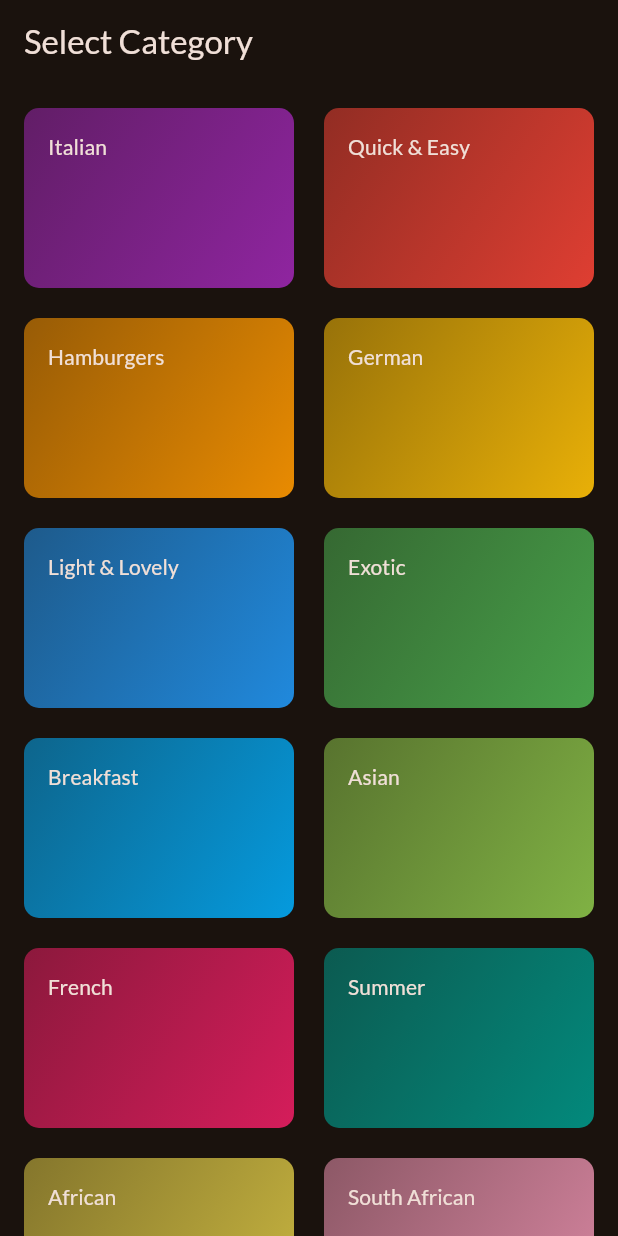
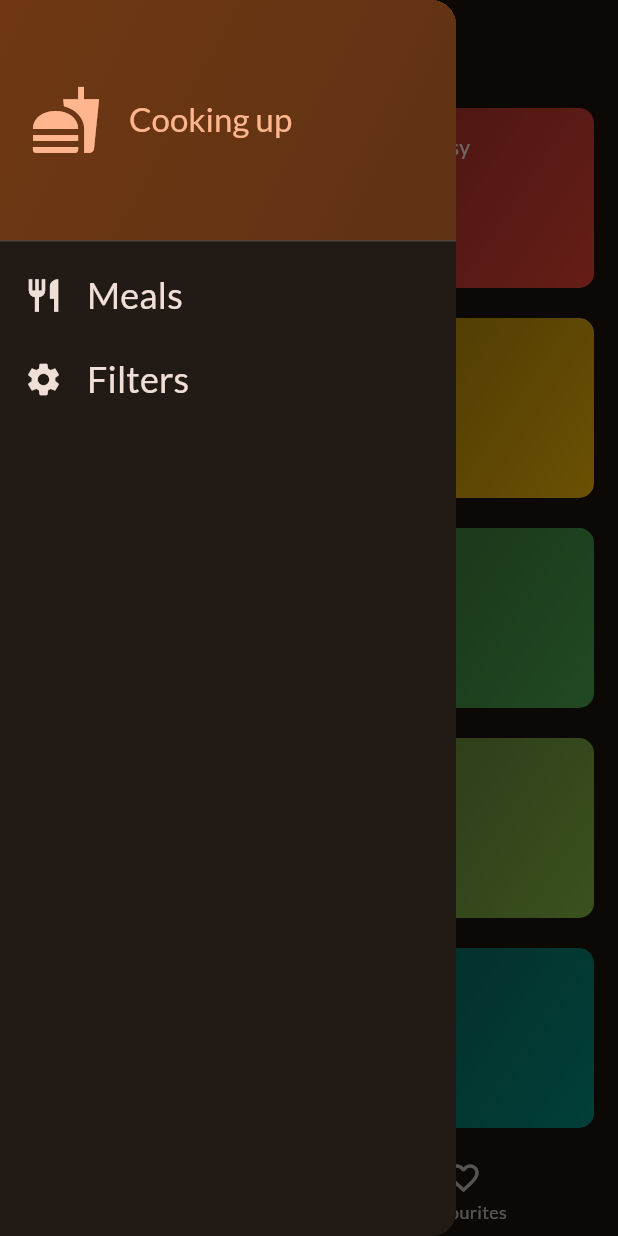
Before and after one commit to yolandampenge/meals, a Flutter app: the screen it shows after launch, with the side drawer open (before the commit the screen has no drawer), on a phone screen of 412 x 824 dp. Run offline on Flutter 3.47's test engine with Material 3 defaults, Android fonts, the phone set to English and light mode, and no system bars; our stand-ins replace google_fonts, transparent_image.

Commit message:
latest changes

```diff
--- a/lib/main.dart
+++ b/lib/main.dart
@@ -2,6 +2,7 @@ import 'package:flutter/material.dart';
 
 import 'package:google_fonts/google_fonts.dart';
 import 'package:meals/screens/categories.dart';
+import 'package:meals/screens/tabs.dart';
 
 final theme = ThemeData(
   useMaterial3: true,
@@ -23,7 +24,7 @@ class App extends StatelessWidget {
   Widget build(BuildContext context) {
     return MaterialApp(
       theme: theme,
-      home: CategoriesScreen(), // Todo ...,
+      home: TabsScreen(), // Todo ...,
     );
   }
 }
--- a/lib/screens/categories.dart
+++ b/lib/screens/categories.dart
@@ -1,11 +1,14 @@
 import 'package:flutter/material.dart';
 import 'package:meals/data/dummy_data.dart';
 import 'package:meals/models/category.dart';
+import 'package:meals/models/meal.dart';
 import 'package:meals/screens/meals.dart';
 import 'package:meals/widgets/category_grid_item.dart';
 
 class CategoriesScreen extends StatelessWidget {
-  const CategoriesScreen({super.key});
+  const CategoriesScreen({super.key, required this.onToggleFavorite});
+
+  final void Function(Meal meal) onToggleFavorite;
 
   void _selectCategory(BuildContext context, Category category) {
     final filteredMeals = dummyMeals
@@ -15,17 +18,18 @@ class CategoriesScreen extends StatelessWidget {
     //added BuildContext context because it's not globally available in stateless widget
     Navigator.of(context).push(
       MaterialPageRoute(
-        builder: (ctx) =>
-            MealsSreen(tittle: category.title, meals: filteredMeals),
+        builder: (ctx) => MealsSreen(
+          tittle: category.title,
+          meals: filteredMeals,
+          onToggleFavorite: onToggleFavorite,
         ),
-    ); // Navigator.puush(context,route)
+      ),
+    ); // Navigator.push(context,route)
   }
 
   @override
   Widget build(BuildContext context) {
-    return Scaffold(
-      appBar: AppBar(title: Text('Select Category')),
-      body: GridView(
+    return GridView(
       padding: EdgeInsets.all(16),
       gridDelegate: SliverGridDelegateWithFixedCrossAxisCount(
         crossAxisCount: 2,
@@ -43,7 +47,6 @@ class CategoriesScreen extends StatelessWidget {
             },
           ),
       ],
-      ),
     );
   }
 }
--- /dev/null
+++ b/lib/screens/tabs.dart
@@ -0,0 +1,90 @@
+import 'package:flutter/material.dart';
+import 'package:meals/models/meal.dart';
+import 'package:meals/screens/categories.dart';
+import 'package:meals/screens/meals.dart';
+import 'package:meals/widgets/main_drawer.dart';
+
+class TabsScreen extends StatefulWidget {
+  const TabsScreen({super.key});
+
+  @override
+  State<StatefulWidget> createState() {
+    return _TabsScreen();
+  }
+}
+
+class _TabsScreen extends State<TabsScreen> {
+  int selectedPageIndex = 0;
+
+  final List<Meal> _favoriteMeals = [];
+
+  void _showInfoMessage(String message) {
+    ScaffoldMessenger.of(context).removeCurrentSnackBar();
+    ScaffoldMessenger.of(
+      context,
+    ).showSnackBar(SnackBar(content: Text(message)));
+  }
+
+  void _toggleMealFavoriteStatus(Meal meal) {
+    final existingMeal = _favoriteMeals.contains(meal);
+
+    setState(() {
+      if (existingMeal) {
+        _favoriteMeals.remove(meal);
+        _showInfoMessage('Removed as Favorite');
+      } else {
+        _favoriteMeals.add(meal);
+        _showInfoMessage('Added as Favorite');
+      }
+    });
+  }
+
+  void selectPage(int index) {
+    setState(() {
+      selectedPageIndex = index;
+    });
+  }
+
+  void setScreen(String identifier) {
+    if (identifier == 'filters') {
+    } else {
+      Navigator.of(context).pop();
+    }
+  }
+
+  @override
+  Widget build(BuildContext context) {
+    Widget activePage = CategoriesScreen(
+      onToggleFavorite: _toggleMealFavoriteStatus,
+    );
+    var activePageTitle = 'Categories';
+
+    if (selectedPageIndex == 1) {
+      activePage = MealsSreen(
+        meals: _favoriteMeals,
+        onToggleFavorite: _toggleMealFavoriteStatus,
+      );
+      activePageTitle = 'Your Favorties';
+    }
+
+    return Scaffold(
+      appBar: AppBar(title: Text(activePageTitle)),
+      drawer: MainDrawer(onSelectedScreen: setScreen),
+      body: activePage,
+      bottomNavigationBar: BottomNavigationBar(
+        onTap: selectPage,
+        currentIndex: selectedPageIndex,
+        items: [
+          BottomNavigationBarItem(
+            icon: Icon(Icons.set_meal),
+            label: 'Categories',
+          ),
+          BottomNavigationBarItem(
+            icon: Icon(Icons.favorite_border),
+            label: 'Favourites',
+          ),
+        ],
+      ),
+    );
+  }
+}
--- /dev/null
+++ b/lib/widgets/main_drawer.dart
@@ -0,0 +1,82 @@
+import 'package:flutter/material.dart';
+
+class MainDrawer extends StatelessWidget {
+  const MainDrawer({super.key, required this.onSelectedScreen});
+
+  final void Function(String items) onSelectedScreen;
+
+  @override
+  Widget build(BuildContext context) {
+    return Drawer(
+      child: Column(
+        children: [
+          DrawerHeader(
+            padding: EdgeInsets.all(20),
+            decoration: BoxDecoration(
+              gradient: LinearGradient(
+                colors: [
+                  Theme.of(context).colorScheme.primaryContainer,
+                  Theme.of(
+                    context,
+                  ).colorScheme.primaryContainer.withValues(alpha: 0.8),
+                ],
+                begin: Alignment.topLeft,
+                end: Alignment.bottomRight,
+              ),
+            ),
+            child: Row(
+              children: [
+                Icon(
+                  Icons.fastfood,
+                  size: 48,
+                  color: Theme.of(context).colorScheme.primary,
+                ),
+                const SizedBox(width: 18),
+                Text(
+                  'Cooking up',
+                  style: Theme.of(context).textTheme.titleLarge!.copyWith(
+                    color: Theme.of(context).colorScheme.primary,
+                  ),
+                ),
+              ],
+            ),
+          ),
+          ListTile(
+            leading: Icon(
+              Icons.restaurant,
+              size: 26,
+              color: Theme.of(context).colorScheme.onSurface,
+            ),
+            title: Text(
+              'Meals',
+              style: Theme.of(context).textTheme.titleSmall!.copyWith(
+                color: Theme.of(context).colorScheme.onSurface,
+                fontSize: 24,
+              ),
+            ),
+            onTap: () {
+              onSelectedScreen('meals');
+            },
+          ),
+          ListTile(
+            leading: Icon(
+              Icons.settings,
+              size: 26,
+              color: Theme.of(context).colorScheme.onSurface,
+            ),
+            title: Text(
+              'Filters',
+              style: Theme.of(context).textTheme.titleSmall!.copyWith(
+                color: Theme.of(context).colorScheme.onSurface,
+                fontSize: 24,
+              ),
+            ),
+            onTap: () {
+              onSelectedScreen('filter');
+            },
+          ),
+        ],
+      ),
+    );
+  }
+}
```
Also changed, not shown: lib/screens/meal_details.dart (+64 -8 lines), lib/screens/meals.dart (+30 -4 lines), lib/widgets/meal_item.dart (+6 -2 lines). Lines whose indentation alone changed are shown as unchanged.
